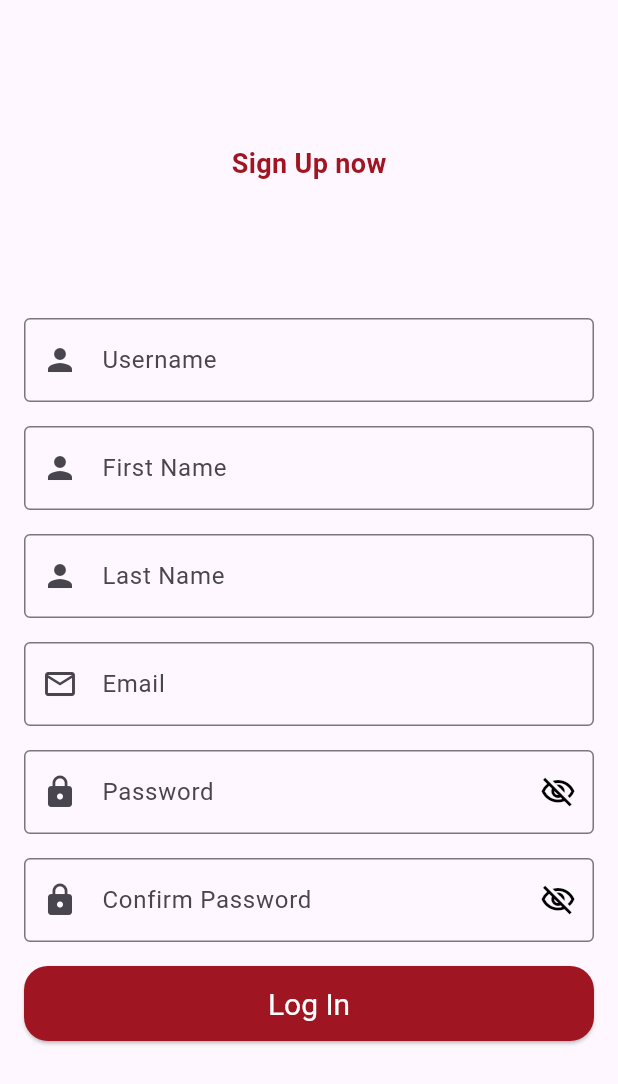
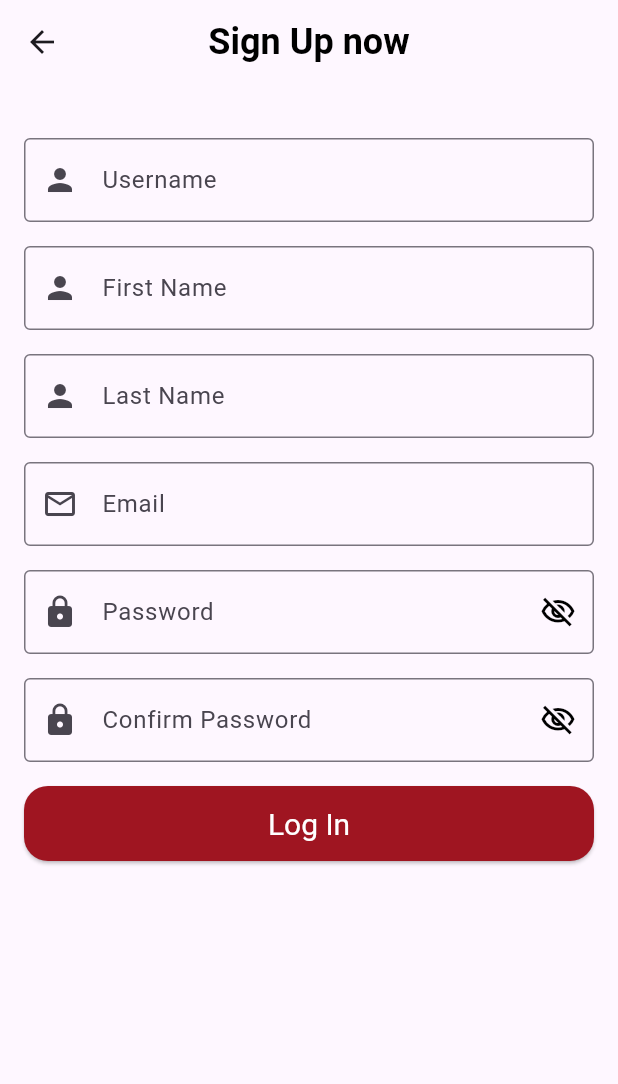
Before and after one commit to umerishaq123/telekom, a Flutter app: the LoginWidget screen opened directly with empty values, after a tap on "Sign up", on a phone screen of 412 x 824 dp. Shown: the top 1084 px of the screen. Run offline on Flutter 3.47's test engine with Material 3 defaults, Android fonts, the phone set to English and light mode, and no system bars; our stand-ins replace audioplayers, cloud_firestore, email_validator, firebase_core, firebase_storage, flutter_tts and 6 more; missing offline and left inert: syncfusion_flutter_pdfviewer; accounts and stored records are empty.

Commit message:
reeady to deliver

```diff
--- a/lib/screens/new_chat_module/model/user.dart
+++ b/lib/screens/new_chat_module/model/user.dart
@@ -27,7 +27,7 @@ class UserModel {
     return UserModel(
       uid: json['uid'],
       username: json['username'],
-      image: json['image'],
+      image: json['image'] ?? 'https://via.placeholder.com/150',
       firstname: json['firstname'],
       lastname: json['lastname'],
       email: json['email'],
--- a/lib/screens/new_chat_module/provider/firebase_provider.dart
+++ b/lib/screens/new_chat_module/provider/firebase_provider.dart
@@ -35,6 +35,7 @@ class FirebaseProvider extends ChangeNotifier {
   }
 
   void getAllUsers() {
+
     print('::: calling all users');
     FirebaseFirestore.instance
         .collection('users')
--- a/lib/screens/new_chat_module/view/widgets/login_widget.dart
+++ b/lib/screens/new_chat_module/view/widgets/login_widget.dart
@@ -48,6 +48,17 @@ class _LoginWidgetState extends State<LoginWidget> {
     final authProviderlogin =
         Provider.of<FirebaseProvider>(context, listen: false);
     return Scaffold(
+      appBar: AppBar(
+        title: Text(
+          'Sign In Now',
+          style: TextStyle(
+            fontWeight: FontWeight.w700,
+            fontSize: 18,
+            color: Colorpath.cardColor,
+          ),
+        ),
+        centerTitle: true,
+      ),
       body: SingleChildScrollView(
         child: Container(
           alignment: Alignment.center,
@@ -59,16 +70,7 @@ class _LoginWidgetState extends State<LoginWidget> {
               child: Column(
                 mainAxisAlignment: MainAxisAlignment.center,
                 children: [
-                  SizedBox(height: 110),
-                  Text(
-                    "Sign In now",
-                    style: TextStyle(
-                      fontWeight: FontWeight.w700,
-                      fontSize: 18,
-                      color: Colorpath.cardColor,
-                    ),
-                  ),
-                  SizedBox(height: 80),
+
                   TextFormField(
                     controller: usernameController,
                     textInputAction: TextInputAction.next,
@@ -178,7 +180,7 @@ class _LoginWidgetState extends State<LoginWidget> {
                       ),
                     ),
                   ),
-                  SizedBox(height: 60),
+                  SizedBox(height: 5),
                   Container(
                     width: 300,
                     height: 40,
@@ -214,7 +216,7 @@ class _LoginWidgetState extends State<LoginWidget> {
                       });
                     }),
                   ),
-                  SizedBox(height: 40),
+                  SizedBox(height: 5),
                   Row(
                     mainAxisAlignment: MainAxisAlignment.center,
                     children: [
--- a/lib/screens/new_chat_module/view/widgets/signup_widget.dart
+++ b/lib/screens/new_chat_module/view/widgets/signup_widget.dart
@@ -226,6 +226,7 @@
 import 'package:email_validator/email_validator.dart';
 import 'package:flutter/material.dart';
 import 'package:flutter/services.dart';
+import 'package:get/get_navigation/src/extension_navigation.dart';
 import 'package:provider/provider.dart';
 import 'package:shared_preferences/shared_preferences.dart';
 import 'package:telekom2/main.dart';
@@ -264,6 +265,12 @@ class _SignUpWidgetState extends State<SignUpWidget> {
     final registerProvider =
         Provider.of<FirebaseProvider>(context, listen: false);
     return Scaffold(
+
+      appBar: AppBar(
+
+        title:Text('Sign Up now',style: TextStyle(fontSize: 24),),
+      centerTitle: true,),
+
       body: SingleChildScrollView(
         child: Form(
           key: _formKey,
@@ -271,16 +278,8 @@ class _SignUpWidgetState extends State<SignUpWidget> {
             padding: const EdgeInsets.symmetric(vertical: 16, horizontal: 16),
             child: Column(
               children: [
-                const SizedBox(height: 80),
-                Text(
-                  "Sign Up now",
-                  style: TextStyle(
-                    fontWeight: FontWeight.w700,
-                    fontSize: 18,
-                    color: Colorpath.cardColor,
-                  ),
-                ),
-                const SizedBox(height: 90),
+
+                const SizedBox(height: 20),
                 TextFormField(
                   controller: _usernameController,
                   decoration: const InputDecoration(
```
Also changed, not shown: lib/screens/new_chat_module/view/screens/chats_screen.dart (+5 -3 lines), lib/screens/new_chat_module/view/widgets/chat_messages.dart (+1 -8 lines).
